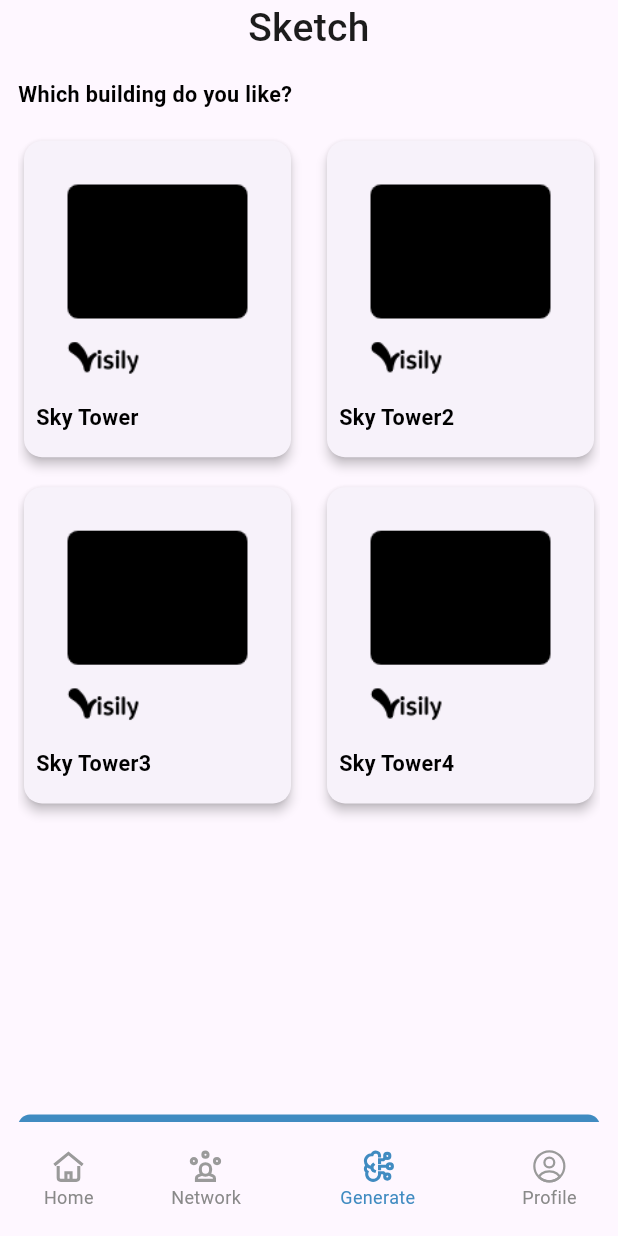
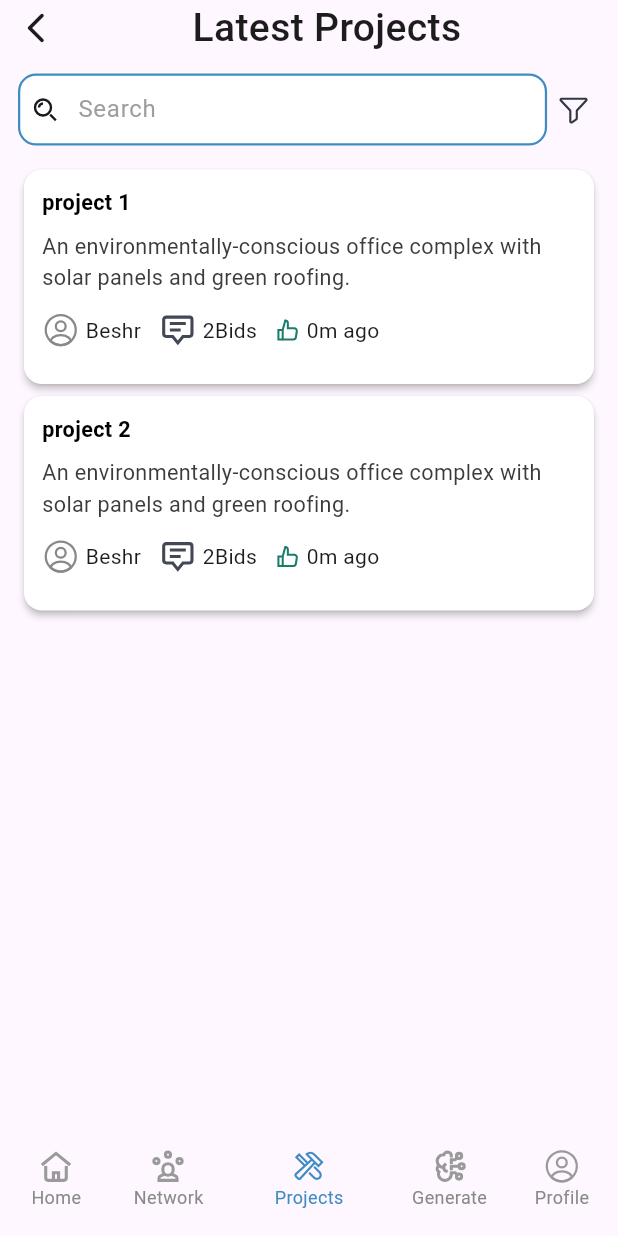
Before and after one commit to sketch-intelligence/sketch_app, a Flutter app: the RootScreen screen opened by its route, item 3 of the bottom bar chosen, on a phone screen of 412 x 824 dp. Run offline on Flutter 3.47's test engine with Material 3 defaults, Android fonts, the phone set to English and light mode, and no system bars; our stand-ins replace bloc, carousel_slider, dartz, dio, flutter_bloc, flutter_screenutil and 7 more; missing offline and left inert: animated_snack_bar, page_animation_transition; accounts and stored records are empty; generated files the repository leaves out were written again; Roboto replaces fonts that are missing (Montserrat); project files that could hold a hidden picture were left out.

Commit message:
added project details

```diff
--- a/lib/core/boilerplate/create_model/widgets/create_model.dart
+++ b/lib/core/boilerplate/create_model/widgets/create_model.dart
@@ -3,7 +3,6 @@ import 'package:flutter/cupertino.dart';
 import 'package:flutter/material.dart';
 import 'package:flutter_bloc/flutter_bloc.dart';
 import 'package:flutter_screenutil/flutter_screenutil.dart';
-import 'package:sketch/core/utils/Navigation/navigation.dart';
 
 import '../../../ui/dialogs/dialogs.dart';
 // import '../../../utils/Navigation/navigation.dart';
@@ -92,7 +91,7 @@ class _GetModelState<Model> extends State<CreateModel<Model>> {
           }
           if (state is Error) {
             if (widget.errorWidget != null) {
-              Navigation.push(widget.errorWidget!);
+              // Navigation.push(widget.errorWidget!);
             } else if (widget.onError != null) {
               widget.onError!(state.message.toString());
             } else {
--- a/lib/core/constant/app_images_icons/app_assets.dart
+++ b/lib/core/constant/app_images_icons/app_assets.dart
@@ -45,6 +45,10 @@ class Assets {
   /// Assets for imagesComments
   /// assets/images/Comments.svg
   static const String imagesComments = "assets/images/Comments.svg";
+
+  /// Assets for imagesConfigurationTool
+  /// assets/images/configuration_tool.svg
+  static const String imagesConfigurationTool = "assets/images/configuration_tool.svg";
 
   /// Assets for imagesDotsThreeVertical
   /// assets/images/DotsThreeVertical.svg
--- a/lib/core/utils/app_router.dart
+++ b/lib/core/utils/app_router.dart
@@ -4,17 +4,22 @@ import 'package:sketch/features/auth/presentation/views/login_view.dart';
 import 'package:sketch/features/auth/presentation/views/register_view.dart';
 import 'package:sketch/features/design/presentation/views/generate_design_page.dart';
 import 'package:sketch/features/home/data/models/post_model.dart';
+import 'package:sketch/features/home/presentation/views/home_view.dart';
 import 'package:sketch/features/home/presentation/views/widgets/post_details_view.dart';
 import 'package:sketch/features/notification/presentation/views/notification_view.dart';
 import 'package:sketch/features/root_navigation_screens/screens/root_screen.dart';
+import 'package:sketch/features/user_proposed_project/data/model/user_proposed_project_model.dart';
+import 'package:sketch/features/user_proposed_project/presentation/views/user_proposed_project_details_view.dart';
 
 abstract class AppRouter {
   static const kLoginView = '/';
   static const kRegisterView = '/registerView';
   static const kHomeView = '/homeView';
+  static const kRootView = '/rootView';
   static const kPostDetailsView = '/postDetailsView';
   static const kNotificationView = '/notificationView';
   static const kDesignView = '/designView';
+  static const kUserProposedProjectDetails = '/userProposedProjectDetails';
 
   static final router = GoRouter(
     routes: [
@@ -27,8 +32,12 @@ abstract class AppRouter {
         builder: (context, state) => const RegisterView(),
       ),
       GoRoute(
+        path: kRootView,
+        builder: (context, state) => const RootScreen(),
+      ),
+      GoRoute(
         path: kHomeView,
-        builder: (context, state) => const RootScreen(),
+        builder: (context, state) => const HomeView(),
       ),
       GoRoute(
         path: kPostDetailsView,
@@ -47,6 +56,15 @@ abstract class AppRouter {
         path: kDesignView,
         builder: (context, state) => const GenerateDesignPage(),
       ),
+      GoRoute(
+        path: kUserProposedProjectDetails,
+        builder: (BuildContext context, GoRouterState state) {
+          final project = state.extra as UserProposedProjectModel;
+          return UserProposedProjectDetailsView(
+            project: project,
+          );
+        },
+      ),
     ],
   );
 }
--- a/lib/features/auth/presentation/views/widgets/mobile_login_view_body.dart
+++ b/lib/features/auth/presentation/views/widgets/mobile_login_view_body.dart
@@ -62,7 +62,7 @@ class MobileLoginViewBody extends StatelessWidget {
               text: 'Login',
               onPressed: () {
                 if (_formKey.currentState!.validate()) {
-                  GoRouter.of(context).go(AppRouter.kHomeView);
+                  GoRouter.of(context).go(AppRouter.kRootView);
                 }
               },
             ),
--- a/lib/features/auth/presentation/views/widgets/mobile_register_view_body.dart
+++ b/lib/features/auth/presentation/views/widgets/mobile_register_view_body.dart
@@ -76,7 +76,7 @@ class MobileRegisterViewBody extends StatelessWidget {
               text: 'Next',
               onPressed: () {
                 if (_formKey.currentState!.validate()) {
-                  GoRouter.of(context).go(AppRouter.kHomeView);
+                  GoRouter.of(context).go(AppRouter.kRootView);
                 }
               },
             ),
--- a/lib/features/root_navigation_screens/screens/root_screen.dart
+++ b/lib/features/root_navigation_screens/screens/root_screen.dart
@@ -11,6 +11,7 @@ import 'package:sketch/features/design/presentation/views/question_pages.dart';
 import 'package:sketch/features/home/presentation/views/home_view.dart';
 import 'package:sketch/features/root_navigation_screens/data/cubit/root_page_cubit.dart';
 import 'package:sketch/features/root_navigation_screens/data/cubit/root_page_state.dart';
+import 'package:sketch/features/user_proposed_project/presentation/views/user_proposed_projects_page.dart';
 
 class RootScreen extends StatelessWidget {
   const RootScreen({super.key});
@@ -72,10 +73,19 @@ class RootScreen extends StatelessWidget {
                       )),
                   //
                   BottomNavigationBarItem(
+                      label: "Projects",
+                      icon: SvgPicture.asset(
+                        Assets.imagesConfigurationTool,
+                        color: context.read<RootPageCubit>().rootIndex == 2
+                            ? AppColors.primary
+                            : AppColors.grey9A,
+                        fit: BoxFit.fill,
+                      )),
+                  BottomNavigationBarItem(
                       label: "Generate",
                       icon: SvgPicture.asset(
                         Assets.imagesArtificialBrain,
-                        color: context.read<RootPageCubit>().rootIndex == 2
+                        color: context.read<RootPageCubit>().rootIndex == 3
                             ? AppColors.primary
                             : AppColors.grey9A,
                         fit: BoxFit.fill,
@@ -85,7 +95,7 @@ class RootScreen extends StatelessWidget {
                       label: "Profile",
                       icon: SvgPicture.asset(
                         Assets.imagesProfile,
-                        color: context.read<RootPageCubit>().rootIndex == 3
+                        color: context.read<RootPageCubit>().rootIndex == 4
                             ? AppColors.primary
                             : AppColors.grey9A,
                         fit: BoxFit.fill,
@@ -97,10 +107,12 @@ class RootScreen extends StatelessWidget {
               : (context.read<RootPageCubit>().rootIndex == 1)
                   ? const SizedBox()
                   : (context.read<RootPageCubit>().rootIndex == 2)
-                      ? const QuestionPages()
+                      ? const UserProposedProjectsPage()
                       : (context.read<RootPageCubit>().rootIndex == 3)
-                          ? const SizedBox()
-                          : const SizedBox(),
+                          ? const QuestionPages()
+                          : (context.read<RootPageCubit>().rootIndex == 4)
+                              ? const SizedBox()
+                              : const SizedBox(),
         ),
       ),
     );
--- /dev/null
+++ b/lib/features/user_proposed_project/data/model/user_proposed_project_model.dart
@@ -0,0 +1,121 @@
+// ignore_for_file: public_member_api_docs, sort_constructors_first
+import 'dart:convert';
+
+import 'package:sketch/core/data_source/model.dart';
+import 'package:sketch/features/home/data/models/person_model.dart';
+
+enum ProjectState { Open, Closed }
+
+class UserProposedProjectModel extends BaseModel {
+  final String id;
+  final String title;
+  final String description;
+  final String numberOfBids;
+  final PersonModel author;
+  final DateTime postDate;
+  final String budget;
+  final String duration;
+  final ProjectState state;
+  UserProposedProjectModel({
+    required this.id,
+    required this.title,
+    required this.description,
+    required this.numberOfBids,
+    required this.author,
+    required this.postDate,
+    required this.budget,
+    required this.duration,
+    required this.state,
+  });
+
+  UserProposedProjectModel copyWith({
+    String? id,
+    String? title,
+    String? description,
+    String? numberOfBids,
+    PersonModel? author,
+    DateTime? postDate,
+    String? budget,
+    String? duration,
+    ProjectState? state,
+  }) {
+    return UserProposedProjectModel(
+      id: id ?? this.id,
+      title: title ?? this.title,
+      description: description ?? this.description,
+      numberOfBids: numberOfBids ?? this.numberOfBids,
+      author: author ?? this.author,
+      postDate: postDate ?? this.postDate,
+      budget: budget ?? this.budget,
+      duration: duration ?? this.duration,
+      state: state ?? this.state,
+    );
+  }
+
+  Map<String, dynamic> toMap() {
+    return <String, dynamic>{
+      'id': id,
+      'title': title,
+      'description': description,
+      'numberOfBids': numberOfBids,
+      'author': author.toMap(),
+      'postDate': postDate.millisecondsSinceEpoch,
+      'budget': budget,
+      'duration': duration,
+      'state': state,
+    };
+  }
+
+  factory UserProposedProjectModel.fromMap(Map<String, dynamic> map) {
+    return UserProposedProjectModel(
+      id: map['id'] as String,
+      title: map['title'] as String,
+      description: map['description'] as String,
+      numberOfBids: map['numberOfBids'] as String,
+      author: PersonModel.fromMap(map['author'] as Map<String, dynamic>),
+      postDate: DateTime.fromMillisecondsSinceEpoch(map['postDate'] as int),
+      budget: map['budget'] as String,
+      duration: map['duration'] as String,
+      state: map['state'],
+    );
+  }
+
+  String toJson() => json.encode(toMap());
+
+  factory UserProposedProjectModel.fromJson(String source) =>
+      UserProposedProjectModel.fromMap(
+          json.decode(source) as Map<String, dynamic>);
+
+  @override
+  String toString() {
+    return 'UserProposedProject(id: $id, title: $title, description: $description, numberOfBids: $numberOfBids, author: $author, postDate: $postDate, budget: $budget, duration: $duration, state: $state)';
+  }
+
+  @override
+  bool operator ==(covariant UserProposedProjectModel other) {
+    if (identical(this, other)) return true;
+
+    return other.id == id &&
+        other.title == title &&
+        other.description == description &&
+        other.numberOfBids == numberOfBids &&
+        other.author == author &&
+        other.postDate == postDate &&
+        other.budget == budget &&
+        other.duration == duration &&
+        other.state == state;
+  }
+
+  @override
+  int get hashCode {
+    return id.hashCode ^
+        title.hashCode ^
+        description.hashCode ^
+        numberOfBids.hashCode ^
+        author.hashCode ^
+        postDate.hashCode ^
+        budget.hashCode ^
+        duration.hashCode ^
+        state.hashCode;
+  }
+}
--- /dev/null
+++ b/lib/features/user_proposed_project/presentation/views/user_proposed_project_details_view.dart
@@ -0,0 +1,14 @@
+import 'package:flutter/material.dart';
+import 'package:sketch/features/user_proposed_project/data/model/user_proposed_project_model.dart';
+import 'package:sketch/features/user_proposed_project/presentation/views/widgets/user_proposed_project_details_body.dart';
+
+class UserProposedProjectDetailsView extends StatelessWidget {
+  const UserProposedProjectDetailsView({super.key, required this.project});
+  final UserProposedProjectModel project;
+  @override
+  Widget build(BuildContext context) {
+    return Scaffold(
+      body: UserProposedProjectDetailsBody(project: project),
+    );
+  }
+}
--- /dev/null
+++ b/lib/features/user_proposed_project/presentation/views/user_proposed_projects_page.dart
@@ -0,0 +1,13 @@
+import 'package:flutter/material.dart';
+import 'package:sketch/features/user_proposed_project/presentation/views/widgets/user_proposed_projects_page_body.dart';
+
+class UserProposedProjectsPage extends StatelessWidget {
+  const UserProposedProjectsPage({super.key});
+
+  @override
+  Widget build(BuildContext context) {
+    return const Scaffold(
+      body: UserProposedProjectsPageBody(),
+    );
+  }
+}
--- /dev/null
+++ b/lib/features/user_proposed_project/presentation/views/widgets/user_proposed_project_item.dart
@@ -0,0 +1,97 @@
+import 'package:flutter/material.dart';
+import 'package:flutter_svg/svg.dart';
+import 'package:go_router/go_router.dart';
+import 'package:sketch/core/constant/app_colors/app_colors.dart';
+import 'package:sketch/core/constant/app_images_icons/app_assets.dart';
+import 'package:sketch/core/functions/format_time.dart';
+import 'package:sketch/core/utils/app_router.dart';
+import 'package:sketch/core/utils/app_styles.dart';
+import 'package:sketch/features/user_proposed_project/data/model/user_proposed_project_model.dart';
+
+class UserProposedProjectItem extends StatelessWidget {
+  const UserProposedProjectItem({super.key, required this.project});
+  final UserProposedProjectModel project;
+  @override
+  Widget build(BuildContext context) {
+    return GestureDetector(
+      onTap: () {
+        GoRouter.of(context)
+            .push(AppRouter.kUserProposedProjectDetails, extra: project);
+      },
+      child: Card(
+        elevation: 2,
+        color: AppColors.white,
+        child: Padding(
+          padding: const EdgeInsets.all(12),
+          child: Column(
+            crossAxisAlignment: CrossAxisAlignment.start,
+            children: [
+              Text(
+                project.title,
+                style: AppStyles.styleBold18(context),
+              ),
+              const SizedBox(
+                height: 8,
+              ),
+              Text(
+                project.description,
+                style: AppStyles.styleRegular18(context)
+                    .copyWith(color: AppColors.grey3B),
+              ),
+              Padding(
+                padding: const EdgeInsets.symmetric(vertical: 12),
+                child: Row(
+                  children: [
+                    ProjectDetailsInfo(
+                      name: project.author.userName,
+                      iconPath: Assets.imagesProfile,
+                    ),
+                    ProjectDetailsInfo(
+                      name: "Bids",
+                      numberOfBids: project.numberOfBids,
+                      iconPath: Assets.imagesChat,
+                    ),
+                    ProjectDetailsInfo(
+                      date: project.postDate,
+                      iconPath: Assets.imagesThumbUp,
+                    ),
+                  ],
+                ),
+              ),
+            ],
+          ),
+        ),
+      ),
+    );
+  }
+}
+
+class ProjectDetailsInfo extends StatelessWidget {
+  const ProjectDetailsInfo(
+      {super.key,
+      this.name,
+      required this.iconPath,
+      this.numberOfBids,
+      this.date});
+  final String? name;
+  final String iconPath;
+  final String? numberOfBids;
+  final DateTime? date;
+  @override
+  Widget build(BuildContext context) {
+    return Row(
+      children: [
+        SvgPicture.asset(iconPath),
+        const SizedBox(
+          width: 4,
+        ),
+        if (numberOfBids != null) Text(numberOfBids!),
+        if (date != null) Text(formatTime(date!)),
+        if (name != null) Text(name!),
+        const SizedBox(
+          width: 12,
+        ),
+      ],
+    );
+  }
+}
--- /dev/null
+++ b/lib/features/user_proposed_project/presentation/views/widgets/user_proposed_projects_page_body.dart
@@ -0,0 +1,88 @@
+import 'package:flutter/material.dart';
+import 'package:flutter_bloc/flutter_bloc.dart';
+import 'package:flutter_svg/flutter_svg.dart';
+import 'package:go_router/go_router.dart';
+import 'package:sketch/core/constant/app_images_icons/app_assets.dart';
+import 'package:sketch/core/constant/app_padding/app_padding.dart';
+import 'package:sketch/core/ui/widgets/back_widget.dart';
+import 'package:sketch/core/utils/app_router.dart';
+import 'package:sketch/core/widgets/custom_search_text_field.dart';
+import 'package:sketch/features/home/data/models/person_model.dart';
+import 'package:sketch/features/root_navigation_screens/data/cubit/root_page_cubit.dart';
+import 'package:sketch/features/user_proposed_project/data/model/user_proposed_project_model.dart';
+import 'package:sketch/features/user_proposed_project/presentation/views/widgets/user_proposed_project_item.dart';
+
+class UserProposedProjectsPageBody extends StatelessWidget {
+  const UserProposedProjectsPageBody({super.key});
+  static List<UserProposedProjectModel> projects = [
+    UserProposedProjectModel(
+      id: "1",
+      title: "project 1",
+      description:
+          "An environmentally-conscious office complex with solar panels and green roofing.",
+      numberOfBids: "2",
+      author: PersonModel(userName: "Beshr"),
+      postDate: DateTime.now(),
+      budget: "250\$",
+      duration: "30 days",
+      state: ProjectState.Open,
+    ),
+    UserProposedProjectModel(
+      id: "2",
+      title: "project 2",
+      description:
+          "An environmentally-conscious office complex with solar panels and green roofing.",
+      numberOfBids: "2",
+      author: PersonModel(userName: "Beshr"),
+      postDate: DateTime.now(),
+      budget: "250\$",
+      duration: "30 days",
+      state: ProjectState.Open,
+    )
+  ];
+  @override
+  Widget build(BuildContext context) {
+    return Padding(
+      padding:
+          const EdgeInsets.symmetric(horizontal: AppPaddingSize.padding_12),
+      child: Column(
+        children: [
+          BackWidget(
+            onBack: () {
+              context.read<RootPageCubit>().changePageIndex(0);
+              GoRouter.of(context).go(AppRouter.kRootView);
+            },
+            title: "Latest Projects",
+          ),
+          const SizedBox(
+            height: 12,
+          ),
+          Row(
+            children: [
+              const Expanded(
+                flex: 10,
+                child: SearchTextField(),
+              ),
+              Expanded(
+                child: SvgPicture.asset(Assets.imagesFunnel),
+              ),
+            ],
+          ),
+          const SizedBox(
+            height: 12,
+          ),
+          Expanded(
+            child: ListView.builder(
+              itemCount: projects.length,
+              itemBuilder: (context, index) {
+                return UserProposedProjectItem(
+                  project: projects[index],
+                );
+              },
+            ),
+          )
+        ],
+      ),
+    );
+  }
+}
```
Also changed, not shown: lib/core/utils/Navigation/navigation.dart (+43 -42 lines), lib/core/widgets/custom_text_field.dart (+9 -5 lines), lib/features/design/presentation/views/widget/generate_design_page_body.dart (+9 -1 lines), lib/features/user_proposed_project/presentation/views/widgets/user_proposed_project_details_body.dart (added, +179 -0 lines), assets/images/configuration_tool.svg (added).
